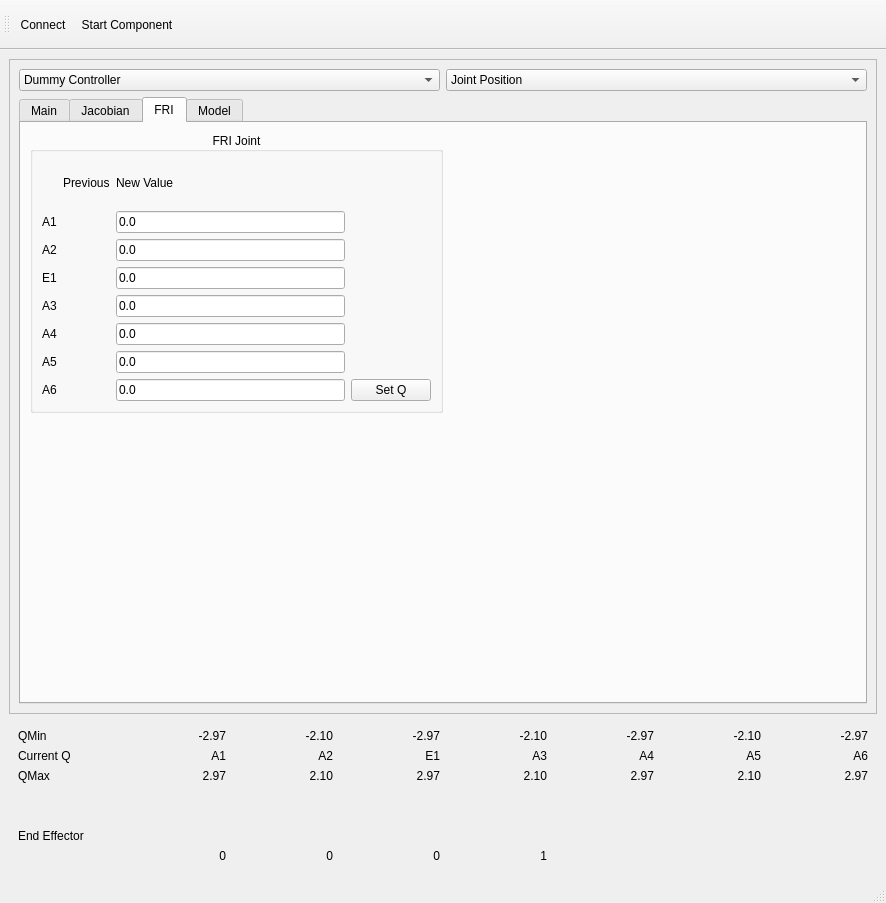
Old version of the form kukademo.ui in the repository ISIR-SYROCO/kuka_ui_demo.
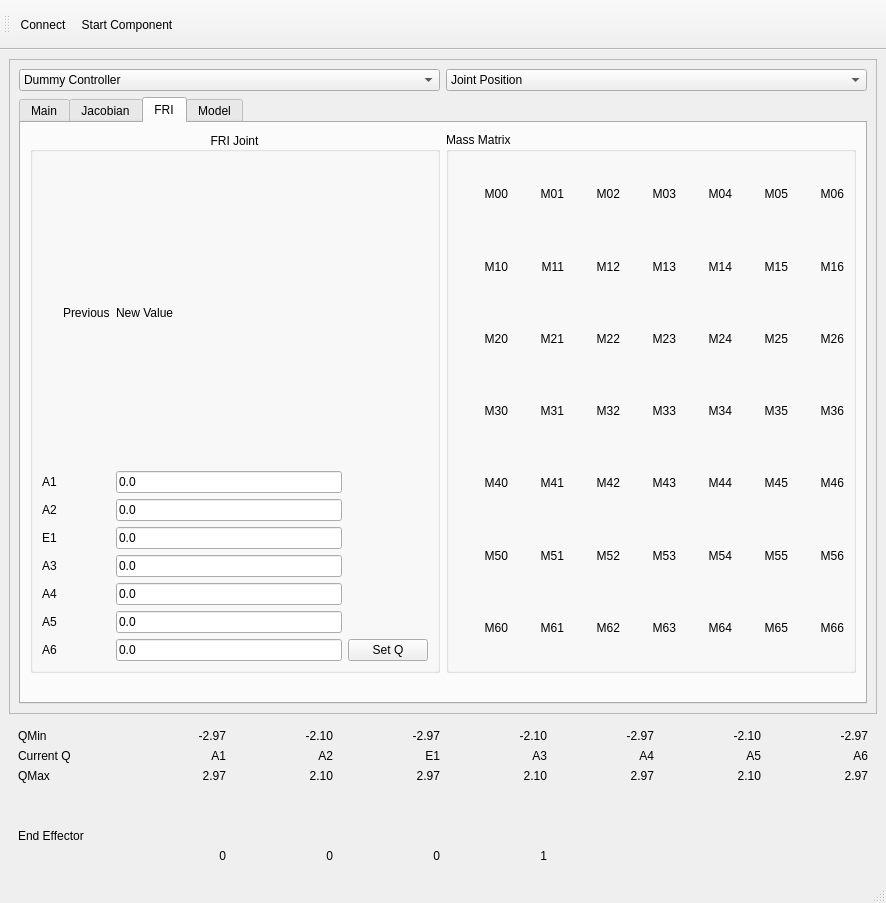
New version of the form. The open tabs and pages were chosen to show the change.

Commit message: Add Mass Matrix monitoring

Diff of the .ui file:
```diff
--- a/kukademo.ui
+++ b/kukademo.ui
@@ -1606,33 +1606,7 @@
                 </item>
                </layout>
               </item>
-              <item row="1" column="0">
-               <spacer name="verticalSpacer">
-                <property name="orientation">
-                 <enum>Qt::Vertical</enum>
-                </property>
-                <property name="sizeHint" stdset="0">
-                 <size>
-                  <width>20</width>
-                  <height>40</height>
-                 </size>
-                </property>
-               </spacer>
-              </item>
-              <item row="0" column="1">
-               <spacer name="verticalSpacer_2">
-                <property name="orientation">
-                 <enum>Qt::Vertical</enum>
-                </property>
-                <property name="sizeHint" stdset="0">
-                 <size>
-                  <width>20</width>
-                  <height>40</height>
-                 </size>
-                </property>
-               </spacer>
-              </item>
-              <item row="1" column="1">
+              <item row="1" column="2">
                <spacer name="horizontalSpacer">
                 <property name="orientation">
                  <enum>Qt::Horizontal</enum>
@@ -1645,6 +1619,513 @@
                 </property>
                </spacer>
               </item>
+              <item row="0" column="2">
+               <layout class="QGridLayout" name="gridLayout_34">
+                <item row="0" column="0">
+                 <widget class="QGroupBox" name="groupBox_9">
+                  <property name="title">
+                   <string>Mass Matrix</string>
+                  </property>
+                  <layout class="QGridLayout" name="gridLayout_36">
+                   <item row="0" column="0">
+                    <layout class="QGridLayout" name="gridLayout_35">
+                     <item row="0" column="2">
+                      <widget class="QLabel" name="MassMatrix02">
+                       <property name="text">
+                        <string>M02</string>
+                       </property>
+                       <property name="alignment">
+                        <set>Qt::AlignRight|Qt::AlignTrailing|Qt::AlignVCenter</set>
+                       </property>
+                      </widget>
+                     </item>
+                     <item row="2" column="1">
+                      <widget class="QLabel" name="MassMatrix21">
+                       <property name="text">
+                        <string>M21</string>
+                       </property>
+                       <property name="alignment">
+                        <set>Qt::AlignRight|Qt::AlignTrailing|Qt::AlignVCenter</set>
+                       </property>
+                      </widget>
+                     </item>
+                     <item row="0" column="4">
+                      <widget class="QLabel" name="MassMatrix04">
+                       <property name="text">
+                        <string>M04</string>
+                       </property>
+                       <property name="alignment">
+                        <set>Qt::AlignRight|Qt::AlignTrailing|Qt::AlignVCenter</set>
+                       </property>
+                      </widget>
+                     </item>
+                     <item row="1" column="4">
+                      <widget class="QLabel" name="MassMatrix14">
+                       <property name="text">
+                        <string>M14</string>
+                       </property>
+                       <property name="alignment">
+                        <set>Qt::AlignRight|Qt::AlignTrailing|Qt::AlignVCenter</set>
+                       </property>
+                      </widget>
+                     </item>
+                     <item row="0" column="6">
+                      <widget class="QLabel" name="MassMatrix06">
+                       <property name="text">
+                        <string>M06</string>
+                       </property>
+                       <property name="alignment">
+                        <set>Qt::AlignRight|Qt::AlignTrailing|Qt::AlignVCenter</set>
+                       </property>
+                      </widget>
+                     </item>
+                     <item row="2" column="0">
+                      <widget class="QLabel" name="MassMatrix20">
+                       <property name="text">
+                        <string>M20</string>
+                       </property>
+                       <property name="alignment">
+                        <set>Qt::AlignRight|Qt::AlignTrailing|Qt::AlignVCenter</set>
+                       </property>
+                      </widget>
+                     </item>
+                     <item row="1" column="1">
+                      <widget class="QLabel" name="MassMatrix11">
+                       <property name="text">
+                        <string>M11</string>
+                       </property>
+                       <property name="alignment">
+                        <set>Qt::AlignRight|Qt::AlignTrailing|Qt::AlignVCenter</set>
+                       </property>
+                      </widget>
+                     </item>
+                     <item row="1" column="3">
+                      <widget class="QLabel" name="MassMatrix13">
+                       <property name="text">
+                        <string>M13</string>
+                       </property>
+                       <property name="alignment">
+                        <set>Qt::AlignRight|Qt::AlignTrailing|Qt::AlignVCenter</set>
+                       </property>
+                      </widget>
+                     </item>
+                     <item row="2" column="5">
+                      <widget class="QLabel" name="MassMatrix25">
+                       <property name="text">
+                        <string>M25</string>
+                       </property>
+                       <property name="alignment">
+                        <set>Qt::AlignRight|Qt::AlignTrailing|Qt::AlignVCenter</set>
+                       </property>
+                      </widget>
+                     </item>
+                     <item row="2" column="6">
+                      <widget class="QLabel" name="MassMatrix26">
+                       <property name="text">
+                        <string>M26</string>
+                       </property>
+                       <property name="alignment">
+                        <set>Qt::AlignRight|Qt::AlignTrailing|Qt::AlignVCenter</set>
+                       </property>
+                      </widget>
+                     </item>
+                     <item row="3" column="0">
+                      <widget class="QLabel" name="MassMatrix30">
+                       <property name="text">
+                        <string>M30</string>
+                       </property>
+                       <property name="alignment">
+                        <set>Qt::AlignRight|Qt::AlignTrailing|Qt::AlignVCenter</set>
+                       </property>
+                      </widget>
+                     </item>
+                     <item row="3" column="1">
+                      <widget class="QLabel" name="MassMatrix31">
+                       <property name="text">
+                        <string>M31</string>
+                       </property>
+                       <property name="alignment">
+                        <set>Qt::AlignRight|Qt::AlignTrailing|Qt::AlignVCenter</set>
+                       </property>
+                      </widget>
+                     </item>
+                     <item row="0" column="3">
+                      <widget class="QLabel" name="MassMatrix03">
+                       <property name="text">
+                        <string>M03</string>
+                       </property>
+                       <property name="alignment">
+                        <set>Qt::AlignRight|Qt::AlignTrailing|Qt::AlignVCenter</set>
+                       </property>
+                      </widget>
+                     </item>
+                     <item row="1" column="6">
+                      <widget class="QLabel" name="MassMatrix16">
+                       <property name="text">
+                        <string>M16</string>
+                       </property>
+                       <property name="alignment">
+                        <set>Qt::AlignRight|Qt::AlignTrailing|Qt::AlignVCenter</set>
+                       </property>
+                      </widget>
+                     </item>
+                     <item row="1" column="0">
+                      <widget class="QLabel" name="MassMatrix10">
+                       <property name="text">
+                        <string>M10</string>
+                       </property>
+                       <property name="alignment">
+                        <set>Qt::AlignRight|Qt::AlignTrailing|Qt::AlignVCenter</set>
+                       </property>
+                      </widget>
+                     </item>
+                     <item row="0" column="5">
+                      <widget class="QLabel" name="MassMatrix05">
+                       <property name="text">
+                        <string>M05</string>
+                       </property>
+                       <property name="alignment">
+                        <set>Qt::AlignRight|Qt::AlignTrailing|Qt::AlignVCenter</set>
+                       </property>
+                      </widget>
+                     </item>
+                     <item row="0" column="1">
+                      <widget class="QLabel" name="MassMatrix01">
+                       <property name="text">
+                        <string>M01</string>
+                       </property>
+                       <property name="alignment">
+                        <set>Qt::AlignRight|Qt::AlignTrailing|Qt::AlignVCenter</set>
+                       </property>
+                      </widget>
+                     </item>
+                     <item row="0" column="0">
+                      <widget class="QLabel" name="MassMatrix00">
+                       <property name="text">
+                        <string>M00</string>
+                       </property>
+                       <property name="alignment">
+                        <set>Qt::AlignRight|Qt::AlignTrailing|Qt::AlignVCenter</set>
+                       </property>
+                      </widget>
+                     </item>
+                     <item row="1" column="2">
+                      <widget class="QLabel" name="MassMatrix12">
+                       <property name="text">
+                        <string>M12</string>
+                       </property>
+                       <property name="alignment">
+                        <set>Qt::AlignRight|Qt::AlignTrailing|Qt::AlignVCenter</set>
+                       </property>
+                      </widget>
+                     </item>
+                     <item row="2" column="2">
+                      <widget class="QLabel" name="MassMatrix22">
+                       <property name="text">
+                        <string>M22</string>
+                       </property>
+                       <property name="alignment">
+                        <set>Qt::AlignRight|Qt::AlignTrailing|Qt::AlignVCenter</set>
+                       </property>
+                      </widget>
+                     </item>
+                     <item row="2" column="4">
+                      <widget class="QLabel" name="MassMatrix24">
+                       <property name="text">
+                        <string>M24</string>
+                       </property>
+                       <property name="alignment">
+                        <set>Qt::AlignRight|Qt::AlignTrailing|Qt::AlignVCenter</set>
+                       </property>
+                      </widget>
+                     </item>
+                     <item row="1" column="5">
+                      <widget class="QLabel" name="MassMatrix15">
+                       <property name="text">
+                        <string>M15</string>
+                       </property>
+                       <property name="alignment">
+                        <set>Qt::AlignRight|Qt::AlignTrailing|Qt::AlignVCenter</set>
+                       </property>
+                      </widget>
+                     </item>
+                     <item row="2" column="3">
+                      <widget class="QLabel" name="MassMatrix23">
+                       <property name="text">
+                        <string>M23</string>
+                       </property>
+                       <property name="alignment">
+                        <set>Qt::AlignRight|Qt::AlignTrailing|Qt::AlignVCenter</set>
+                       </property>
+                      </widget>
+                     </item>
+                     <item row="3" column="2">
+                      <widget class="QLabel" name="MassMatrix32">
+                       <property name="text">
+                        <string>M32</string>
+                       </property>
+                       <property name="alignment">
+                        <set>Qt::AlignRight|Qt::AlignTrailing|Qt::AlignVCenter</set>
+                       </property>
+                      </widget>
+                     </item>
+                     <item row="3" column="3">
+                      <widget class="QLabel" name="MassMatrix33">
+                       <property name="text">
+                        <string>M33</string>
+                       </property>
+                       <property name="alignment">
+                        <set>Qt::AlignRight|Qt::AlignTrailing|Qt::AlignVCenter</set>
+                       </property>
+                      </widget>
+                     </item>
+                     <item row="3" column="4">
+                      <widget class="QLabel" name="MassMatrix34">
+                       <property name="text">
+                        <string>M34</string>
+                       </property>
+                       <property name="alignment">
+                        <set>Qt::AlignRight|Qt::AlignTrailing|Qt::AlignVCenter</set>
+                       </property>
+                      </widget>
+                     </item>
+                     <item row="4" column="0">
+                      <widget class="QLabel" name="MassMatrix40">
+                       <property name="text">
+                        <string>M40</string>
+                       </property>
+                       <property name="alignment">
+                        <set>Qt::AlignRight|Qt::AlignTrailing|Qt::AlignVCenter</set>
+                       </property>
+                      </widget>
+                     </item>
+                     <item row="3" column="5">
+                      <widget class="QLabel" name="MassMatrix35">
+                       <property name="text">
+                        <string>M35</string>
+                       </property>
+                       <property name="alignment">
+                        <set>Qt::AlignRight|Qt::AlignTrailing|Qt::AlignVCenter</set>
+                       </property>
+                      </widget>
+                     </item>
+                     <item row="3" column="6">
+                      <widget class="QLabel" name="MassMatrix36">
+                       <property name="text">
+                        <string>M36</string>
+                       </property>
+                       <property name="alignment">
+                        <set>Qt::AlignRight|Qt::AlignTrailing|Qt::AlignVCenter</set>
+                       </property>
+                      </widget>
+                     </item>
+                     <item row="4" column="1">
+                      <widget class="QLabel" name="MassMatrix41">
+                       <property name="text">
+                        <string>M41</string>
+                       </property>
+                       <property name="alignment">
+                        <set>Qt::AlignRight|Qt::AlignTrailing|Qt::AlignVCenter</set>
+                       </property>
+                      </widget>
+                     </item>
+                     <item row="4" column="2">
+                      <widget class="QLabel" name="MassMatrix42">
+                       <property name="text">
+                        <string>M42</string>
+                       </property>
+                       <property name="alignment">
+                        <set>Qt::AlignRight|Qt::AlignTrailing|Qt::AlignVCenter</set>
+                       </property>
+                      </widget>
+                     </item>
+                     <item row="4" column="3">
+                      <widget class="QLabel" name="MassMatrix43">
+                       <property name="text">
+                        <string>M43</string>
+                       </property>
+                       <property name="alignment">
+                        <set>Qt::AlignRight|Qt::AlignTrailing|Qt::AlignVCenter</set>
+                       </property>
+                      </widget>
+                     </item>
+                     <item row="4" column="4">
+                      <widget class="QLabel" name="MassMatrix44">
+                       <property name="text">
+                        <string>M44</string>
+                       </property>
+                       <property name="alignment">
+                        <set>Qt::AlignRight|Qt::AlignTrailing|Qt::AlignVCenter</set>
+                       </property>
+                      </widget>
+                     </item>
+                     <item row="4" column="5">
+                      <widget class="QLabel" name="MassMatrix45">
+                       <property name="text">
+                        <string>M45</string>
+                       </property>
+                       <property name="alignment">
+                        <set>Qt::AlignRight|Qt::AlignTrailing|Qt::AlignVCenter</set>
+                       </property>
+                      </widget>
+                     </item>
+                     <item row="4" column="6">
+                      <widget class="QLabel" name="MassMatrix46">
+                       <property name="text">
+                        <string>M46</string>
+                       </property>
+                       <property name="alignment">
+                        <set>Qt::AlignRight|Qt::AlignTrailing|Qt::AlignVCenter</set>
+                       </property>
+                      </widget>
+                     </item>
+                     <item row="5" column="0">
+                      <widget class="QLabel" name="MassMatrix50">
+                       <property name="text">
+                        <string>M50</string>
+                       </property>
+                       <property name="alignment">
+                        <set>Qt::AlignRight|Qt::AlignTrailing|Qt::AlignVCenter</set>
+                       </property>
+                      </widget>
+                     </item>
+                     <item row="5" column="1">
+                      <widget class="QLabel" name="MassMatrix51">
+                       <property name="text">
+                        <string>M51</string>
+                       </property>
+                       <property name="alignment">
+                        <set>Qt::AlignRight|Qt::AlignTrailing|Qt::AlignVCenter</set>
+                       </property>
+                      </widget>
+                     </item>
+                     <item row="5" column="3">
+                      <widget class="QLabel" name="MassMatrix53">
+                       <property name="text">
+                        <string>M53</string>
+                       </property>
+                       <property name="alignment">
+                        <set>Qt::AlignRight|Qt::AlignTrailing|Qt::AlignVCenter</set>
+                       </property>
+                      </widget>
+                     </item>
+                     <item row="5" column="2">
+                      <widget class="QLabel" name="MassMatrix52">
+                       <property name="text">
+                        <string>M52</string>
+                       </property>
+                       <property name="alignment">
+                        <set>Qt::AlignRight|Qt::AlignTrailing|Qt::AlignVCenter</set>
+                       </property>
+                      </widget>
+                     </item>
+                     <item row="5" column="4">
+                      <widget class="QLabel" name="MassMatrix54">
+                       <property name="text">
+                        <string>M54</string>
+                       </property>
+                       <property name="alignment">
+                        <set>Qt::AlignRight|Qt::AlignTrailing|Qt::AlignVCenter</set>
+                       </property>
+                      </widget>
+                     </item>
+                     <item row="5" column="5">
+                      <widget class="QLabel" name="MassMatrix55">
+                       <property name="text">
+                        <string>M55</string>
+                       </property>
+                       <property name="alignment">
+                        <set>Qt::AlignRight|Qt::AlignTrailing|Qt::AlignVCenter</set>
+                       </property>
+                      </widget>
+                     </item>
+                     <item row="5" column="6">
+                      <widget class="QLabel" name="MassMatrix56">
+                       <property name="text">
+                        <string>M56</string>
+                       </property>
+                       <property name="alignment">
+                        <set>Qt::AlignRight|Qt::AlignTrailing|Qt::AlignVCenter</set>
+                       </property>
+                      </widget>
+                     </item>
+                     <item row="6" column="0">
+                      <widget class="QLabel" name="MassMatrix60">
+                       <property name="text">
+                        <string>M60</string>
+                       </property>
+                       <property name="alignment">
+                        <set>Qt::AlignRight|Qt::AlignTrailing|Qt::AlignVCenter</set>
+                       </property>
+                      </widget>
+                     </item>
+                     <item row="6" column="1">
+                      <widget class="QLabel" name="MassMatrix61">
+                       <property name="text">
+                        <string>M61</string>
+                       </property>
+                       <property name="alignment">
+                        <set>Qt::AlignRight|Qt::AlignTrailing|Qt::AlignVCenter</set>
+                       </property>
+                      </widget>
+                     </item>
+                     <item row="6" column="2">
+                      <widget class="QLabel" name="MassMatrix62">
+                       <property name="text">
+                        <string>M62</string>
+                       </property>
+                       <property name="alignment">
+                        <set>Qt::AlignRight|Qt::AlignTrailing|Qt::AlignVCenter</set>
+                       </property>
+                      </widget>
+                     </item>
+                     <item row="6" column="3">
+                      <widget class="QLabel" name="MassMatrix63">
+                       <property name="text">
+                        <string>M63</string>
+                       </property>
+                       <property name="alignment">
+                        <set>Qt::AlignRight|Qt::AlignTrailing|Qt::AlignVCenter</set>
+                       </property>
+                      </widget>
+                     </item>
+                     <item row="6" column="4">
+                      <widget class="QLabel" name="MassMatrix64">
+                       <property name="text">
+                        <string>M64</string>
+                       </property>
+                       <property name="alignment">
+                        <set>Qt::AlignRight|Qt::AlignTrailing|Qt::AlignVCenter</set>
+                       </property>
+                      </widget>
+                     </item>
+                     <item row="6" column="5">
+                      <widget class="QLabel" name="MassMatrix65">
+                       <property name="text">
+                        <string>M65</string>
+                       </property>
+                       <property name="alignment">
+                        <set>Qt::AlignRight|Qt::AlignTrailing|Qt::AlignVCenter</set>
+                       </property>
+                      </widget>
+                     </item>
+                     <item row="6" column="6">
+                      <widget class="QLabel" name="MassMatrix66">
+                       <property name="text">
+                        <string>M66</string>
+                       </property>
+                       <property name="alignment">
+                        <set>Qt::AlignRight|Qt::AlignTrailing|Qt::AlignVCenter</set>
+                       </property>
+                      </widget>
+                     </item>
+                    </layout>
+                   </item>
+                  </layout>
+                 </widget>
+                </item>
+               </layout>
+              </item>
              </layout>
             </widget>
             <widget class="QWidget" name="tab_2">
```
Left out of the diff: 3 changed lines with no effect on the pictures. The commit also changes 1 other file.
